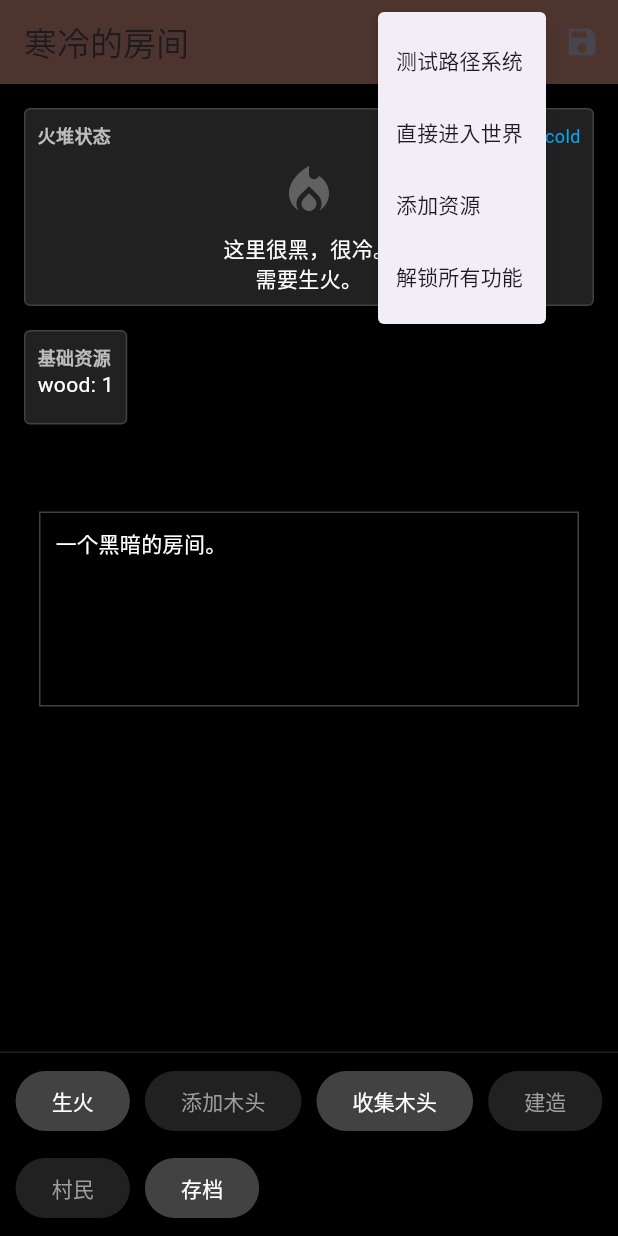
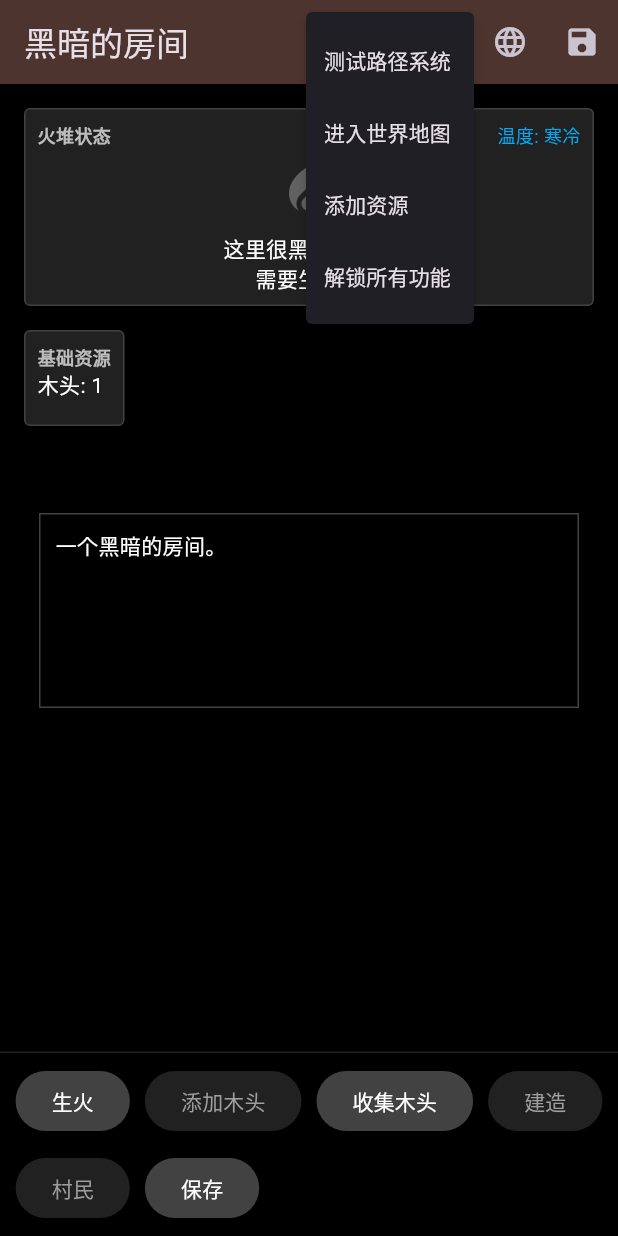
Before and after one commit to easycheaplife/a_dark_room, a Flutter app: the screen it shows after launch, after a tap on the "menu" icon, on a phone screen of 412 x 824 dp. Run offline on Flutter 3.47's test engine with Material 3 defaults, Android fonts, the light colour scheme and no system bars; our stand-ins replace shared_preferences.

Commit message:
add language support

```diff
--- a/lib/config/game_settings.dart
+++ b/lib/config/game_settings.dart
@@ -1,3 +1,7 @@
+import 'package:flutter/foundation.dart';
+import 'language_manager.dart';
+
+/// 游戏设置 - 集中管理游戏配置和设置
 class GameSettings {
   // 资源存储上限
   static const Map<String, int> resourceLimits = {
@@ -194,21 +198,12 @@ class GameSettings {
     'mine': {
       'wood': 2,
       'leather': 1,
-      'interval': 30, // 维护间隔（秒）
+      'interval': 60, // 每60秒维护一次
     },
-    'steelworks': {
-      'coal': 1,
-      'wood': 2,
-      'interval': 30,
-    },
-    'school': {
+    'lodge': {
+      'meat': 1,
       'wood': 1,
-      'leather': 1,
-      'interval': 60,
-    },
-    'watermill': {
-      'wood': 2,
-      'interval': 45,
+      'interval': 120, // 每120秒维护一次
     },
   };
 
@@ -727,18 +722,25 @@ class GameSettings {
     'ruins',
   ];
 
-  static const Map<String, Map<String, dynamic>> fireConfigs = {
+  // 火堆配置
+  static const Map<String, Map<String, String>> fireConfigs = {
     'colors': {
-      '0': 'grey700',
-      '1': 'orange300',
-      '2': 'orange',
-      '3': 'deepOrange',
+      '0': 'grey700', // 无火
+      '1': 'orange300', // 余烬
+      '2': 'orange', // 燃烧
+      '3': 'deepOrange', // 熊熊燃烧
     },
     'descriptions': {
-      '0': '这里很黑，很冷。\n需要生火。',
-      '1': '火堆噼啪作响。',
-      '2': '火堆燃烧得很好。',
-      '3': '火堆熊熊燃烧。',
+      '0': 'no_fire', // '无火'
+      '1': 'fire_smoldering', // '余烬'
+      '2': 'fire_burning', // '燃烧'
+      '3': 'fire_roaring', // '熊熊燃烧'
+    },
+    'effects': {
+      '0': 'cold', // 寒冷
+      '1': 'mild', // 微温
+      '2': 'warm', // 温暖
+      '3': 'hot', // 炎热
     },
   };
 
@@ -814,13 +816,28 @@ class GameSettings {
   };
 
   // 开发者相关设置
-  static const bool DEV_MODE = true; // 开发者模式总开关
+  static const bool DEV_MODE = true;
 
   // 开发者选项
   static const Map<String, bool> DEV_OPTIONS = {
-    'QUICK_TEST_PATH': true, // 快速测试路径系统
+    'QUICK_TEST_PATH': false, // 快速测试路径系统
     'UNLIMITED_RESOURCES': true, // 无限资源
     'SKIP_TUTORIALS': true, // 跳过教程
-    'UNLOCK_ALL': true, // 解锁所有功能
+    'UNLOCK_ALL': false, // 解锁所有内容
   };
+
+  // 语言管理器
+  static final LanguageManager languageManager = LanguageManager();
+
+  // 初始化设置
+  static Future<void> init() async {
+    // 初始化语言设置
+    await languageManager.init();
+
+    if (kDebugMode) {
+      print('游戏设置初始化完成');
+      print('开发者模式: $DEV_MODE');
+      print('当前语言: ${languageManager.currentLanguage}');
+    }
+  }
 }
--- a/lib/main.dart
+++ b/lib/main.dart
@@ -3,9 +3,14 @@ import 'package:shared_preferences/shared_preferences.dart';
 import 'ui/screens/game_screen.dart';
 import 'models/game_state.dart';
 import 'engine/dev_tools.dart'; // 导入开发者工具
+import 'config/game_settings.dart'; // 导入游戏设置
 
 void main() async {
   WidgetsFlutterBinding.ensureInitialized(); // 确保 Flutter 绑定初始化
+
+  // 初始化游戏设置和语言
+  await GameSettings.init();
+
   final prefs = await SharedPreferences.getInstance(); // 初始化 shared_preferences
 
   final gameState = GameState(); // 创建 GameState 实例
@@ -51,6 +56,8 @@ class MyApp extends StatelessWidget {
       title: 'A Dark Room',
       theme: ThemeData(
         primarySwatch: Colors.blue,
+        brightness: Brightness.dark,
+        scaffoldBackgroundColor: Colors.black,
       ),
       home: GameScreen(gameState: gameState),
     );
--- a/lib/ui/screens/room_screen.dart
+++ b/lib/ui/screens/room_screen.dart
@@ -2,8 +2,10 @@ import 'package:flutter/material.dart';
 import 'package:flutter/foundation.dart';
 import '../../models/game_state.dart';
 import '../../models/event_system.dart';
+import '../../models/path_system.dart';
 import '../../config/game_settings.dart';
 import '../../engine/dev_tools.dart';
+import '../../config/language_manager.dart';
 
 /// 房间屏幕 - 游戏的起始区域
 class RoomScreen extends StatefulWidget {
@@ -156,7 +158,8 @@ class _RoomScreenState extends State<RoomScreen> {
   String _formatCost(Map<String, dynamic> cost) {
     List<String> parts = [];
     cost.forEach((resource, amount) {
-      parts.add('$resource: $amount');
+      parts.add(
+          '${GameSettings.languageManager.get(resource, category: 'resources')}: $amount');
     });
     return parts.join(', ');
   }
@@ -208,9 +211,10 @@ class _RoomScreenState extends State<RoomScreen> {
                   final percentage = (amount / limit * 100).round();
 
                   return Tooltip(
-                    message: '$resource: $amount/$limit',
+                    message:
+                        '${GameSettings.languageManager.get(resource, category: 'resources')}: $amount/$limit',
                     child: Text(
-                      '$resource: $amount',
+                      '${GameSettings.languageManager.get(resource, category: 'resources')}: $amount',
                       style: TextStyle(
                         color: percentage >= 90 ? Colors.orange : Colors.white,
                       ),
@@ -244,7 +248,7 @@ class _RoomScreenState extends State<RoomScreen> {
         crossAxisAlignment: CrossAxisAlignment.start,
         children: [
           Text(
-            '工作状态',
+            GameSettings.languageManager.get('worker_status', category: 'room'),
             style: TextStyle(
               color: Colors.grey.shade400,
               fontSize: 12,
@@ -266,12 +270,12 @@ class _RoomScreenState extends State<RoomScreen> {
                 children: [
                   Expanded(
                     child: Text(
-                      '${info['name']}: $count',
+                      '${GameSettings.languageManager.get(type, category: 'villagers')}: $count',
                       style: const TextStyle(color: Colors.white),
                     ),
                   ),
                   Text(
-                    '效率: ${(efficiency * 100).toStringAsFixed(0)}%',
+                    '${GameSettings.languageManager.get('efficiency', category: 'room')}: ${(efficiency * 100).toStringAsFixed(0)}%',
                     style: TextStyle(
                       color: Colors.grey.shade300,
                       fontSize: 12,
@@ -299,7 +303,8 @@ class _RoomScreenState extends State<RoomScreen> {
           // 游戏菜单按钮，合并开发者和游戏功能
           PopupMenuButton<String>(
             icon: const Icon(Icons.menu),
-            tooltip: '游戏菜单',
+            tooltip:
+                GameSettings.languageManager.get('game_menu', category: 'menu'),
             onSelected: (String value) {
               switch (value) {
                 case 'outside':
@@ -317,25 +322,29 @@ class _RoomScreenState extends State<RoomScreen> {
                   break;
                 case 'resources':
                   DevTools.addUnlimitedResources(widget.gameState);
-                  _showMessage('已添加资源');
+                  _showMessage(GameSettings.languageManager
+                      .get('resources_added', category: 'menu'));
                   break;
                 case 'unlock':
                   DevTools.unlockAllFeatures(widget.gameState);
-                  _showMessage('已解锁所有功能');
+                  _showMessage(GameSettings.languageManager
+                      .get('all_unlocked', category: 'menu'));
                   break;
               }
             },
             itemBuilder: (BuildContext context) => <PopupMenuEntry<String>>[
               // 游戏功能
               if (widget.gameState.outsideUnlocked)
-                const PopupMenuItem<String>(
+                PopupMenuItem<String>(
                   value: 'outside',
-                  child: Text('前往荒野'),
+                  child: Text(GameSettings.languageManager
+                      .get('go_outside', category: 'menu')),
                 ),
               if (widget.gameState.storeOpened)
-                const PopupMenuItem<String>(
+                PopupMenuItem<String>(
                   value: 'explore',
-                  child: Text('探索路径'),
+                  child: Text(GameSettings.languageManager
+                      .get('explore_path', category: 'menu')),
                 ),
               // 分隔线
               if ((widget.gameState.outsideUnlocked ||
@@ -344,35 +353,66 @@ class _RoomScreenState extends State<RoomScreen> {
                 const PopupMenuDivider(),
               // 开发者功能
               if (kDebugMode || GameSettings.DEV_MODE) ...[
-                const PopupMenuItem<String>(
+                PopupMenuItem<String>(
                   value: 'path',
-                  child: Text('测试路径系统'),
-                ),
-                const PopupMenuItem<String>(
+                  child: Text(GameSettings.languageManager
+                      .get('test_path', category: 'menu')),
+                ),
+                PopupMenuItem<String>(
                   value: 'world',
-                  child: Text('直接进入世界'),
-                ),
-                const PopupMenuItem<String>(
+                  child: Text(GameSettings.languageManager
+                      .get('enter_world', category: 'menu')),
+                ),
+                PopupMenuItem<String>(
                   value: 'resources',
-                  child: Text('添加资源'),
-                ),
-                const PopupMenuItem<String>(
+                  child: Text(GameSettings.languageManager
+                      .get('add_resources', category: 'menu')),
+                ),
+                PopupMenuItem<String>(
                   value: 'unlock',
-                  child: Text('解锁所有功能'),
+                  child: Text(GameSettings.languageManager
+                      .get('unlock_all', category: 'menu')),
                 ),
               ],
             ],
           ),
+
+          // 语言切换按钮
+          PopupMenuButton<String>(
+            icon: const Icon(Icons.language),
+            tooltip:
+                GameSettings.languageManager.get('language', category: 'menu'),
+            onSelected: (String languageCode) {
+              _changeLanguage(languageCode);
+            },
+            itemBuilder: (BuildContext context) =>
+                LanguageManager.SUPPORTED_LANGUAGES.entries.map((entry) {
+              return PopupMenuItem<String>(
+                value: entry.key,
+                child: Row(
+                  children: [
+                    Text(entry.value),
+                    const SizedBox(width: 8),
+                    if (GameSettings.languageManager.currentLanguage ==
+                        entry.key)
+                      const Icon(Icons.check, size: 16)
+                  ],
+                ),
+              );
+            }).toList(),
+          ),
+
           // 保存按钮保留
           IconButton(
             icon: const Icon(Icons.save),
-            tooltip: '保存游戏',
+            tooltip:
+                GameSettings.languageManager.get('save', category: 'actions'),
             onPressed: () async {
               try {
                 await widget.gameState.saveGame();
-                _showMessage('游戏已保存');
+                _showMessage(GameSettings.languageManager.get('save_success'));
               } catch (e) {
-                _showMessage('保存失败');
+                _showMessage(GameSettings.languageManager.get('save_failed'));
               }
             },
           ),
@@ -445,7 +485,8 @@ class _RoomScreenState extends State<RoomScreen> {
             mainAxisAlignment: MainAxisAlignment.spaceBetween,
             children: [
               Text(
-                '火堆状态',
+                GameSettings.languageManager
+                    .get('fire_status', category: 'room'),
                 style: TextStyle(
                   color: Colors.grey.shade400,
                   fontSize: 12,
@@ -453,7 +494,7 @@ class _RoomScreenState extends State<RoomScreen> {
                 ),
               ),
               Text(
-                '温度: $_temperature',
+                '${GameSettings.languageManager.get('temperature', category: 'room')}: ${GameSettings.languageManager.get(_temperature, category: 'room')}',
                 style: TextStyle(
                   color: _getTemperatureColor(),
                   fontSize: 12,
@@ -483,6 +524,43 @@ class _RoomScreenState extends State<RoomScreen> {
         ],
       ),
     );
+  }
+
+  // 获取火堆颜色
+  Color _getFireColor() {
+    String colorName =
+        GameSettings.fireConfigs['colors']![_fireLevel.toString()]!;
+    switch (colorName) {
+      case 'grey700':
+        return Colors.grey.shade700;
+      case 'orange300':
+        return Colors.orange.shade300;
+      case 'orange':
+        return Colors.orange;
+      case 'deepOrange':
+        return Colors.deepOrange;
+      default:
+        return Colors.grey;
+    }
+  }
+
+  // 获取火堆描述
+  String _getFireDescription() {
+    switch (_fireLevel) {
+      case 0:
+        return GameSettings.languageManager.get('no_fire', category: 'room');
+      case 1:
+        return GameSettings.languageManager
+            .get('fire_smoldering', category: 'room');
+      case 2:
+        return GameSettings.languageManager
+            .get('fire_burning', category: 'room');
+      case 3:
+        return GameSettings.languageManager
+            .get('fire_roaring', category: 'room');
+      default:
+        return GameSettings.languageManager.get('no_fire', category: 'room');
+    }
   }
 
   // 构建建筑网格
@@ -531,29 +609,6 @@ class _RoomScreenState extends State<RoomScreen> {
       runSpacing: 10,
       children: buildingIcons,
     );
-  }
-
-  // 获取火堆颜色
-  Color _getFireColor() {
-    String colorName =
-        GameSettings.fireConfigs['colors']![_fireLevel.toString()]!;
-    switch (colorName) {
-      case 'grey700':
-        return Colors.grey.shade700;
-      case 'orange300':
-        return Colors.orange.shade300;
-      case 'orange':
-        return Colors.orange;
-      case 'deepOrange':
-        return Colors.deepOrange;
-      default:
-        return Colors.grey;
-    }
-  }
-
-  // 获取火堆描述
-  String _getFireDescription() {
-    return GameSettings.fireConfigs['descriptions']![_fireLevel.toString()]!;
   }
 
   // 构建日志视图
@@ -639,19 +694,28 @@ class _RoomScreenState extends State<RoomScreen> {
       spacing: 10,
       runSpacing: 10,
       children: [
-        _buildActionButton('生火', _fireLevel == 0, () {
+        _buildActionButton(
+            GameSettings.languageManager.get('light_fire', category: 'actions'),
+            _fireLevel == 0, () {
           _lightFire();
           _updateState();
         }),
-        _buildActionButton('添加木头', _fireLevel > 0, () {
+        _buildActionButton(
+            GameSettings.languageManager.get('add_wood', category: 'actions'),
+            _fireLevel > 0, () {
           _addWood();
           _updateState();
         }),
-        _buildActionButton('收集木头', true, () {
+        _buildActionButton(
+            GameSettings.languageManager
+                .get('gather_wood', category: 'actions'),
+            true, () {
           _gatherWood();
           _updateState();
         }),
-        _buildActionButton('建造', _fireLevel > 0, () {
+        _buildActionButton(
+            GameSettings.languageManager.get('build', category: 'actions'),
+            _fireLevel > 0, () {
           setState(() {
             _showBuildingsMenu = true;
             _showVillagersMenu = false;
@@ -660,7 +724,9 @@ class _RoomScreenState extends State<RoomScreen> {
             _showCraftingMenu = false;
           });
         }),
-        _buildActionButton('村民', _fireLevel > 0, () {
+        _buildActionButton(
+            GameSettings.languageManager.get('villagers', category: 'actions'),
+            _fireLevel > 0, () {
           setState(() {
             _showVillagersMenu = true;
             _showBuildingsMenu = false;
@@ -670,7 +736,9 @@ class _RoomScreenState extends State<RoomScreen> {
           });
         }),
         if (storeOpened)
-          _buildActionButton('交易', true, () {
+          _buildActionButton(
+              GameSettings.languageManager.get('trade', category: 'actions'),
+              true, () {
             setState(() {
               _showTradeMenu = true;
               _showBuildingsMenu = false;
@@ -680,7 +748,9 @@ class _RoomScreenState extends State<RoomScreen> {
             });
           }),
         if (craftingUnlocked)
-          _buildActionButton('制作', true, () {
+          _buildActionButton(
+              GameSettings.languageManager.get('craft', category: 'actions'),
+              true, () {
             setState(() {
               _showCraftingMenu = true;
               _showBuildingsMenu = false;
@@ -690,13 +760,17 @@ class _RoomScreenState extends State<RoomScreen> {
             });
           }),
         if (outsideUnlocked)
-          _buildActionButton('外出', true, () {
+          _buildActionButton(
+              GameSettings.languageManager.get('explore', category: 'actions'),
+              true, () {
             setState(() {
               widget.gameState.currentLocation = 'outside';
               widget.gameState.notifyListeners();
             });
           }),
-        _buildActionButton('存档', true, () {
+        _buildActionButton(
+            GameSettings.languageManager.get('save', category: 'actions'), true,
+            () {
           setState(() {
             _showSaveMenu = true;
             _showBuildingsMenu = false;
@@ -1620,61 +1694,57 @@ class _RoomScreenState extends State<RoomScreen> {
 
   // 获取房间温度文本
   String _getRoomTempText() {
-    String temp = '';
-    switch (widget.gameState.room['temperature']) {
-      case 'cold':
-        temp = '寒冷的房间';
-        break;
-      case 'mild':
-        temp = '温和的房间';
-        break;
-      case 'warm':
-        temp = '温暖的房间';
-        break;
-      case 'hot':
-        temp = '炎热的房间';
-        break;
-      default:
-        temp = '房间';
-    }
-    return temp;
+    return GameSettings.languageManager.get('dark_room', category: 'room');
   }
 
   // 显示提示消息
   void _showMessage(String message) {
     ScaffoldMessenger.of(context).showSnackBar(
-      SnackBar(content: Text(message)),
+      SnackBar(
+        content: Text(message),
+        duration: const Duration(seconds: 2),
+      ),
     );
   }
 
-  // 探索路径方法
+  // 探索路径的动作
   void _explorePathAction() {
     try {
       // 确保路径系统初始化
       if (widget.gameState.pathSystem == null) {
-        throw Exception('路径系统未初始化');
+        widget.gameState.pathSystem = PathSystem();
       }
 
-      // 添加基础物资
-      widget.gameState.addResource('cured meat', 10);
-      widget.gameState.addResource('bullets', 5);
-      widget.gameState.addResource('medicine', 3);
+      // 清空并添加基础物资到背包
+      widget.gameState.pathSystem.clearOutfit();
+      widget.gameState.pathSystem.increaseSupply('cured meat');
+      widget.gameState.pathSystem.increaseSupply('cured meat');
+      widget.gameState.pathSystem.increaseSupply('cured meat');
+      widget.gameState.pathSystem.increaseSupply('water');
+      widget.gameState.pathSystem.increaseSupply('water');
+      widget.gameState.pathSystem.increaseSupply('torch');
 
       // 切换到路径界面
       widget.gameState.currentLocation = 'path';
       widget.gameState.notifyListeners();
-      _showMessage('正在前往探索路径...');
 
       if (kDebugMode) {
-        print('已切换到路径系统');
+        print('已进入探索路径');
         print(
             '路径系统状态: ${widget.gameState.pathSystem != null ? "已初始化" : "未初始化"}');
       }
     } catch (e) {
-      _showMessage('无法进入探索: $e');
+      _showMessage(
+          GameSettings.languageManager.get('path_error', category: 'menu'));
       if (kDebugMode) {
         print('路径系统错误: $e');
       }
     }
   }
+
+  // 修改语言
+  void _changeLanguage(String languageCode) {
+    GameSettings.languageManager.setLanguage(languageCode);
+    _showMessage(GameSettings.languageManager.get('language_changed'));
+  }
 }
```
Also changed, not shown: lib/config/language_manager.dart (added, +283 -0 lines), lib/ui/screens/outside_screen.dart (+5 -3 lines).
